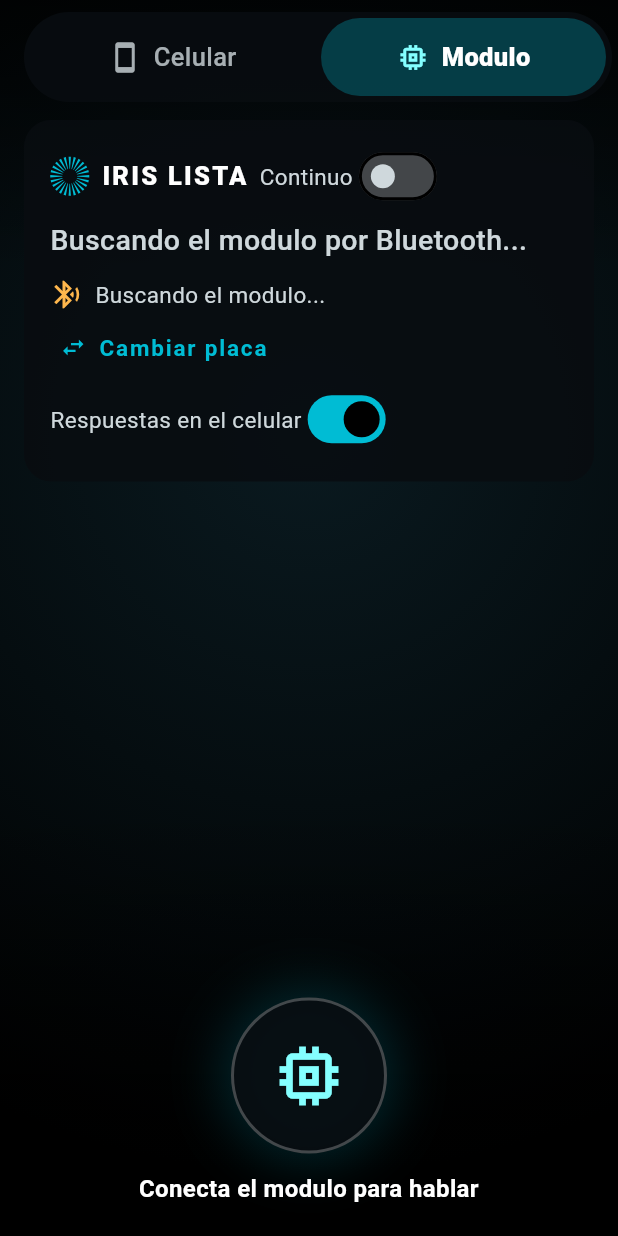
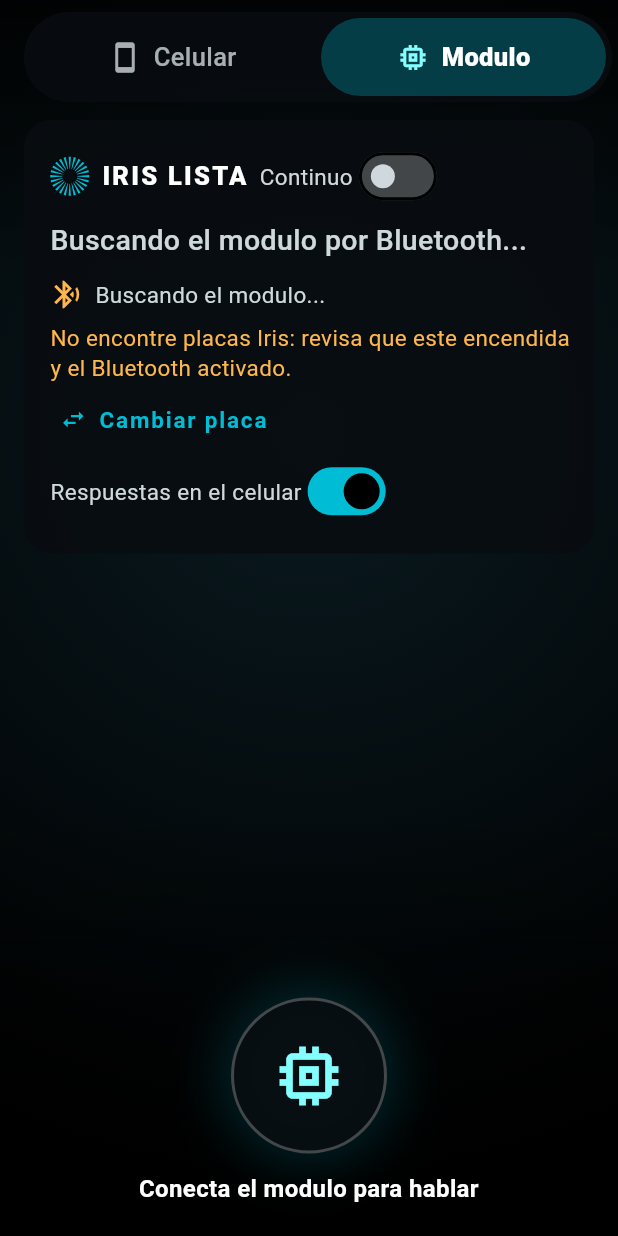
Before and after one commit to yongiluu/Proyecto_Iris, a Flutter app: the screen it shows after launch, after a tap on "Modulo", on a phone screen of 412 x 824 dp. Run offline on Flutter 3.47's test engine with Material 3 defaults, Android fonts, the phone set to English and light mode, and no system bars; our stand-ins replace camera, flutter_blue_plus, flutter_dotenv, flutter_tts, geolocator, permission_handler and 4 more; missing offline and left inert: record, tflite_flutter.

Commit message:
fix(app): Permisos BLE en modo Modulo y PTT de la app que no quedaba pegado
- Al entrar al modo Modulo (y antes de cada escaneo) revisa/pide los permisos de
  Bluetooth. Si faltan, lo dice en pantalla con "Dar permiso" y "Abrir ajustes".
- Mensajes visibles: Bluetooth apagado, "No encontre placas Iris..." y placa elegida
  que no aparece. El selector tambien lo muestra en vez de quedarse buscando.
- PTT de la app: si tras CMD_APP_PTT_STOP no llega CMD_PTT_STOP en 1,5 s, la grabacion
  se cierra igual y se procesa el audio. Tope de seguridad de 15 s grabando.
- El boton usa Listener (pointer down/up/cancel) en vez de GestureDetector, asi soltar
  el dedo siempre manda CMD_APP_PTT_STOP.

Co-Authored-By: Claude Opus 5.5 <noreply@anthropic.com>

```diff
--- a/App_Flutter/lib/features/assistant/screens/assistant_screen.dart
+++ b/App_Flutter/lib/features/assistant/screens/assistant_screen.dart
@@ -7,6 +7,7 @@ import 'dart:async';
 import 'package:flutter/material.dart';
 import 'package:flutter/services.dart';
 import 'package:camera/camera.dart';
+import 'package:permission_handler/permission_handler.dart';
 import 'package:shared_preferences/shared_preferences.dart';
 import 'package:vibration/vibration.dart';
 
@@ -801,6 +802,11 @@ class _AssistantScreenState extends State<AssistantScreen>
               ? 'Modulo conectado (Bluetooth)'
               : 'Buscando el modulo por Bluetooth...');
     });
+    if (mode == HardwareMode.esp32) {
+      _esp32SpeechService.ensurePermissions().then((_) {
+        if (mounted) setState(() {});
+      });
+    }
     // Los pitidos de cercania eran del otro modo.
     _proximityTimer?.cancel();
     _proximityTimer = null;
@@ -1103,6 +1109,41 @@ class _AssistantScreenState extends State<AssistantScreen>
             ),
           ),
         ),
+        ValueListenableBuilder<String?>(
+          valueListenable: _esp32SpeechService.problem,
+          builder: (context, problem, _) {
+            if (problem == null || connected) return const SizedBox.shrink();
+            return Padding(
+              padding: const EdgeInsets.only(top: 8),
+              child: Semantics(
+                liveRegion: true,
+                child: Column(
+                  crossAxisAlignment: CrossAxisAlignment.start,
+                  children: [
+                    Text(problem, style: const TextStyle(color: AppTheme.alertAmber, fontSize: 15, height: 1.3)),
+                    if (_esp32SpeechService.needsPermissions)
+                      Wrap(
+                        spacing: 8,
+                        children: [
+                          TextButton(
+                            onPressed: () async {
+                              await _esp32SpeechService.ensurePermissions();
+                              if (mounted) setState(() {});
+                            },
+                            child: const Text('Dar permiso', style: TextStyle(color: AppTheme.accentCyan)),
+                          ),
+                          TextButton(
+                            onPressed: openAppSettings,
+                            child: const Text('Abrir ajustes', style: TextStyle(color: AppTheme.accentCyan)),
+                          ),
+                        ],
+                      ),
+                  ],
+                ),
+              ),
+            );
+          },
+        ),
         Wrap(
           crossAxisAlignment: WrapCrossAlignment.center,
           spacing: 8,
@@ -1260,10 +1301,13 @@ class _AssistantScreenState extends State<AssistantScreen>
                   }
                 : null,
             child: ExcludeSemantics(
-              child: GestureDetector(
-                onTapDown: (_) => _talkButtonDown(),
-                onTapUp: (_) => _talkButtonUp(),
-                onTapCancel: _talkButtonUp,
+              // Listener y no GestureDetector: no compite en la arena de gestos, asi que soltar el
+              // dedo siempre llega (antes podia perderse el "soltar" y no se mandaba CMD_APP_PTT_STOP).
+              child: Listener(
+                behavior: HitTestBehavior.opaque,
+                onPointerDown: (_) => _talkButtonDown(),
+                onPointerUp: (_) => _talkButtonUp(),
+                onPointerCancel: (_) => _talkButtonUp(),
                 child: AnimatedBuilder(
                   animation: _pulseAnimation,
                   builder: (context, child) {
@@ -1375,10 +1419,25 @@ class _BoardPicker extends StatelessWidget {
                   ],
                 ),
                 if (boards.isEmpty)
-                  const Padding(
-                    padding: EdgeInsets.symmetric(vertical: 24),
-                    child: Text('Buscando placas... Enciende la placa y acercala al celular.',
-                        style: TextStyle(color: AppTheme.textOnDarkMuted, fontSize: 16)),
+                  ValueListenableBuilder<String?>(
+                    valueListenable: service.problem,
+                    builder: (context, problem, _) => Padding(
+                      padding: const EdgeInsets.symmetric(vertical: 24),
+                      child: Semantics(
+                        liveRegion: true,
+                        child: Text(
+                          service.isScanning || problem == null
+                              ? 'Buscando placas... Enciende la placa y acercala al celular.'
+                              : problem,
+                          style: const TextStyle(color: AppTheme.textOnDarkMuted, fontSize: 16),
+                        ),
+                      ),
+                    ),
+                  ),
+                if (service.needsPermissions)
+                  const TextButton(
+                    onPressed: openAppSettings,
+                    child: Text('Abrir ajustes de la app', style: TextStyle(color: AppTheme.accentCyan)),
                   ),
                 for (final board in boards)
                   ListTile(
--- a/App_Flutter/lib/services/hardware/esp32_speech_service.dart
+++ b/App_Flutter/lib/services/hardware/esp32_speech_service.dart
@@ -43,6 +43,11 @@ class Esp32SpeechService {
   final List<StreamSubscription<List<int>>> _notificationSubscriptions = [];
   Timer? _watchdogTimer;
   Timer? _thinkingTimer;
+  // Si se pierde la notificacion BLE de CMD_PTT_STOP, la app no debe quedar "escuchando placa".
+  static const Duration _pttStopGrace = Duration(milliseconds: 1500);
+  static const Duration _maxPttRecording = Duration(seconds: 15);
+  Timer? _pttStopTimer;
+  Timer? _pttSafetyTimer;
 
   final BytesBuilder _micBuffer = BytesBuilder(copy: false);
   final BytesBuilder _photoBuffer = BytesBuilder(copy: false);
@@ -80,6 +85,13 @@ class Esp32SpeechService {
 
   /// La placa oyo "Oye Iris" (CMD_WAKE_WORD:<%>).
   void Function(int percent)? onWakeWord;
+
+  /// Problema visible para el usuario (sin permisos, Bluetooth apagado, ninguna placa), o null.
+  final ValueNotifier<String?> problem = ValueNotifier(null);
+
+  /// true si faltan permisos de Bluetooth: la UI muestra un boton a los ajustes de la app.
+  bool get needsPermissions => _missingPermissions;
+  bool _missingPermissions = false;
 
   String? get preferredBoardId => _preferredBoardId;
   String? get connectedBoardId => isConnected ? _device?.remoteId.str : null;
@@ -140,13 +152,48 @@ class Esp32SpeechService {
       Permission.locationWhenInUse, // necesario para escanear BLE en Android 11 o menor
     ].request();
     debugPrint('Permisos BLE: $statuses');
+    await _hasBlePermissions();
+  }
+
+  /// Pide los permisos de Bluetooth (y microfono) si faltan. Llamar al entrar al modo Modulo.
+  /// Devuelve true si se puede escanear.
+  Future<bool> ensurePermissions() async {
+    if (defaultTargetPlatform != TargetPlatform.android) return true;
+    await [
+      Permission.bluetoothScan,
+      Permission.bluetoothConnect,
+      Permission.locationWhenInUse,
+      Permission.microphone,
+    ].request();
+    final ok = await _hasBlePermissions();
+    if (ok) unawaited(_scanAndConnect());
+    return ok;
+  }
+
+  /// Android 12+: BLUETOOTH_SCAN (neverForLocation en el manifiesto) y BLUETOOTH_CONNECT.
+  /// (En Android 11 o menor esos dos quedan "granted" y escanear usa la ubicacion, que se pide
+  /// en _requestPermissions.)
+  Future<bool> _hasBlePermissions() async {
+    if (defaultTargetPlatform != TargetPlatform.android) return true;
+    final ok = await Permission.bluetoothScan.isGranted && await Permission.bluetoothConnect.isGranted;
+    _missingPermissions = !ok;
+    if (!ok) {
+      problem.value = 'Iris necesita permiso de Bluetooth (dispositivos cercanos) para buscar la placa.';
+    } else if (problem.value?.startsWith('Iris necesita permiso') ?? false) {
+      problem.value = null;
+    }
+    return ok;
   }
 
   // ───────────────────────── Conexion ─────────────────────────
 
   Future<void> _scanAndConnect() async {
     if (isConnected || _isConnecting) return;
-    if (FlutterBluePlus.adapterStateNow != BluetoothAdapterState.on) return;
+    if (FlutterBluePlus.adapterStateNow != BluetoothAdapterState.on) {
+      problem.value = 'Activa el Bluetooth del celular para conectar la placa.';
+      return;
+    }
+    if (!await _hasBlePermissions()) return;
 
     _isConnecting = true;
     try {
@@ -169,11 +216,21 @@ class Esp32SpeechService {
     final preferred = _preferredBoardId;
     final boards = await _scanBoards(stopWhenSeen: preferred);
     if (boards == null) return null;
+    if (boards.isEmpty) {
+      problem.value = 'No encontre placas Iris: revisa que este encendida y el Bluetooth activado.';
+      return null;
+    }
     if (preferred != null) {
-      return boards.where((b) => b.id == preferred).map((b) => b.device).firstOrNull;
+      final match = boards.where((b) => b.id == preferred).map((b) => b.device).firstOrNull;
+      problem.value = match != null
+          ? null
+          : 'No encuentro ${IrisBoard.labelFor(preferred, nicknameOf(preferred))}. '
+              'Hay otra placa cerca: usa "Cambiar placa".';
+      return match;
     }
+    problem.value = null;
     if (boards.length == 1) return boards.first.device;
-    if (boards.length > 1) onChooseBoard?.call(boards);
+    onChooseBoard?.call(boards);
     return null;
   }
 
@@ -225,9 +282,16 @@ class Esp32SpeechService {
 
   /// Escaneo pedido por la UI (pantalla "Cambiar placa"), tambien estando conectado.
   Future<void> refreshBoards() async {
-    if (FlutterBluePlus.adapterStateNow != BluetoothAdapterState.on) return;
+    if (FlutterBluePlus.adapterStateNow != BluetoothAdapterState.on) {
+      problem.value = 'Activa el Bluetooth del celular para conectar la placa.';
+      return;
+    }
+    if (!await _hasBlePermissions()) return;
     await _scanBoards();
   }
+
+  /// true mientras busca placas (para que la UI muestre "Buscando..." en vez de "no hay").
+  bool get isScanning => _isScanning;
 
   /// Guarda la placa elegida y se conecta a ella (desconectando la actual si es otra).
   Future<void> selectBoard(String id) async {
@@ -263,7 +327,21 @@ class Esp32SpeechService {
   /// Boton "Manten para hablar" de la app (mientras la placa no tenga boton fisico): la placa
   /// responde igual que con su boton, con CMD_PTT_START / audio / CMD_PTT_STOP.
   Future<void> sendAppPttStart() => _sendCommand('CMD_APP_PTT_START');
-  Future<void> sendAppPttStop() => _sendCommand('CMD_APP_PTT_STOP');
+  Future<void> sendAppPttStop() async {
+    await _sendCommand('CMD_APP_PTT_STOP');
+    _pttStopTimer?.cancel();
+    _pttStopTimer = Timer(_pttStopGrace, () => _finishRecording('no llego CMD_PTT_STOP'));
+  }
+
+  /// Termina la grabacion de la placa (una sola vez) y procesa el audio que haya llegado.
+  void _finishRecording(String? reason) {
+    _pttStopTimer?.cancel();
+    _pttSafetyTimer?.cancel();
+    if (!_isRecording) return;
+    if (reason != null) debugPrint('Grabacion de la placa cerrada por la app: $reason');
+    _isRecording = false;
+    onRecordingStopped?.call();
+  }
 
   Future<void> _connect(BluetoothDevice device) async {
     _device = device;
@@ -286,6 +364,7 @@ class Esp32SpeechService {
       await _prefs?.setString(_prefBoardId, _preferredBoardId!);
     }
     _publishBoards(boardsFound.value);
+    problem.value = null;
     onConnectionChanged?.call(true);
   }
 
@@ -364,6 +443,8 @@ class Esp32SpeechService {
     _audioSession++;
     _isSendingAudio = false;
     _thinkingTimer?.cancel();
+    _pttStopTimer?.cancel();
+    _pttSafetyTimer?.cancel();
     _completePhoto(null);
   }
 
@@ -384,10 +465,11 @@ class Esp32SpeechService {
       _isRecording = true;
       stopAudio();
       _micBuffer.clear();
+      _pttSafetyTimer?.cancel();
+      _pttSafetyTimer = Timer(_maxPttRecording, () => _finishRecording('tope de ${_maxPttRecording.inSeconds} s'));
       onRecordingStarted?.call();
     } else if (command == 'CMD_PTT_STOP') {
-      _isRecording = false;
-      onRecordingStopped?.call();
+      _finishRecording(null);
     } else if (command.startsWith('CMD_PHOTO_START:')) {
       _isReceivingPhoto = true;
       _photoBuffer.clear();
@@ -707,6 +789,7 @@ class Esp32SpeechService {
     }
     lastPhotoNotifier.dispose();
     boardsFound.dispose();
+    problem.dispose();
   }
 }
 
```
